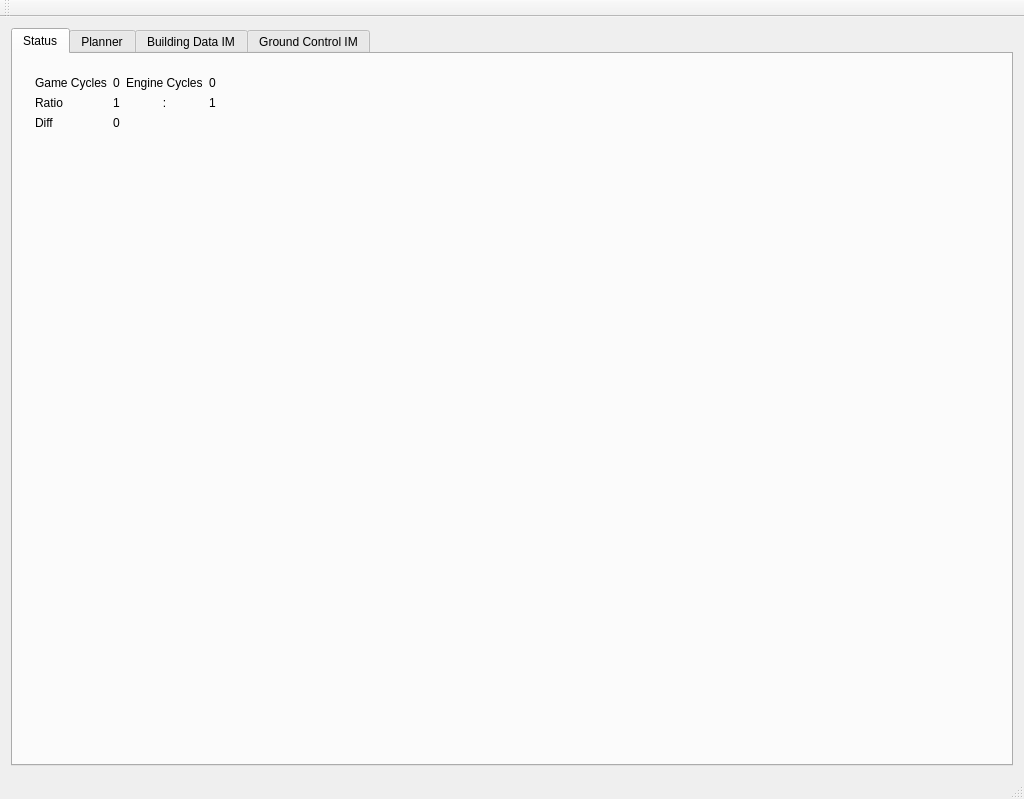
Above: src/IStrategizerBWAPIClient/ClientMain.ui from RtsAiResearch/IStrategizer before the change. Below: the same form after it.
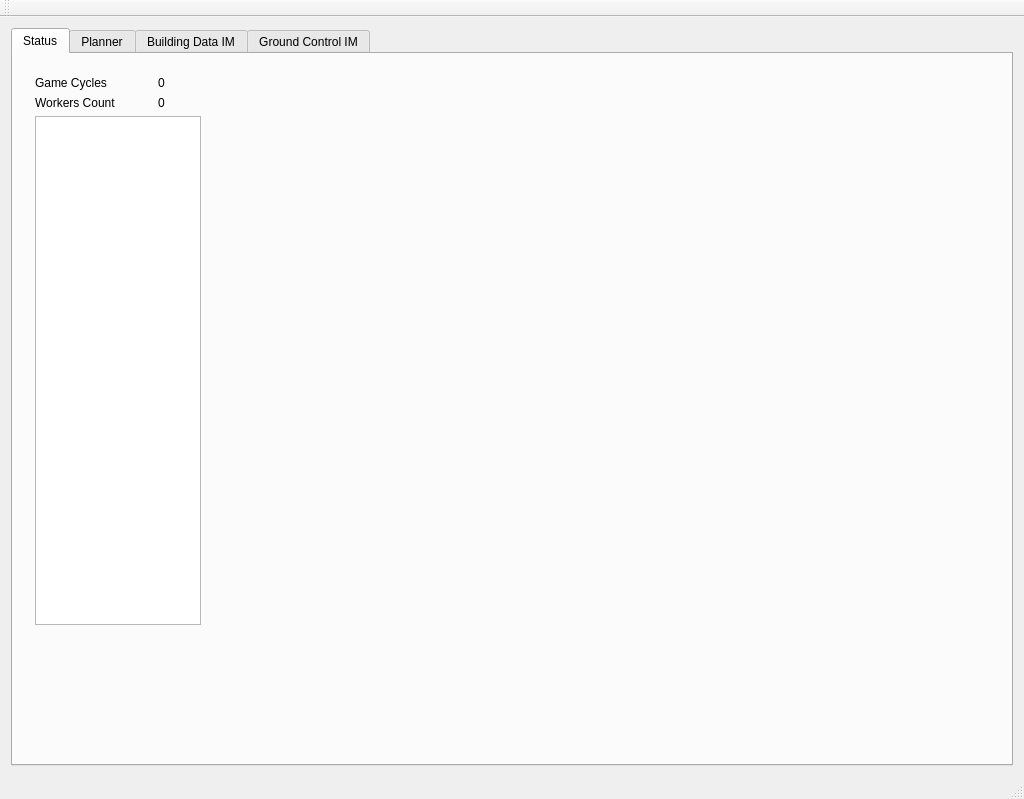
That is the form after the change. The open tabs and pages were chosen to show the change.

Commit message: Visualize workers states - Suspend plan adaptation for now - Make CollectResourceGoal observe gathering workers to make it stateful

Diff of the .ui file:
```diff
--- a/src/IStrategizerBWAPIClient/ClientMain.ui
+++ b/src/IStrategizerBWAPIClient/ClientMain.ui
@@ -65,7 +65,7 @@
             <x>11</x>
             <y>11</y>
             <width>188</width>
-            <height>64</height>
+            <height>571</height>
            </rect>
           </property>
           <layout class="QGridLayout" name="engineStatusLayout">
@@ -79,81 +79,69 @@
              </property>
             </widget>
            </item>
-           <item row="3" column="1">
-            <widget class="QLabel" name="lblGameCyclesData">
-             <property name="text">
-              <string>0</string>
-             </property>
-             <property name="alignment">
-              <set>Qt::AlignCenter</set>
-             </property>
-            </widget>
-           </item>
-           <item row="3" column="2">
-            <widget class="QLabel" name="lblEngineCycles">
-             <property name="text">
-              <string>Engine Cycles</string>
-             </property>
-            </widget>
-           </item>
-           <item row="3" column="3">
-            <widget class="QLabel" name="lblEngineCycleData">
-             <property name="text">
-              <string>0</string>
-             </property>
-             <property name="alignment">
-              <set>Qt::AlignCenter</set>
-             </property>
-            </widget>
-           </item>
            <item row="4" column="0">
             <widget class="QLabel" name="lblRatio">
              <property name="text">
-              <string>Ratio</string>
+              <string>Workers Count</string>
              </property>
             </widget>
            </item>
            <item row="4" column="1">
             <widget class="QLabel" name="lblGameRatioData">
              <property name="text">
-              <string>1</string>
+              <string>0</string>
              </property>
              <property name="alignment">
               <set>Qt::AlignCenter</set>
              </property>
             </widget>
            </item>
-           <item row="5" column="0">
-            <widget class="QLabel" name="lblFrameDiff">
+           <item row="3" column="1">
+            <widget class="QLabel" name="lblGameCyclesData">
              <property name="text">
-              <string>Diff</string>
-             </property>
-            </widget>
-           </item>
-           <item row="5" column="1">
-            <widget class="QLabel" name="lblFrameDiffData">
-             <property name="text">
               <string>0</string>
              </property>
-            </widget>
-           </item>
-           <item row="4" column="2">
-            <widget class="QLabel" name="lblRatioTo">
-             <property name="text">
-              <string>:</string>
-             </property>
              <property name="alignment">
               <set>Qt::AlignCenter</set>
              </property>
             </widget>
            </item>
-           <item row="4" column="3">
-            <widget class="QLabel" name="lblEngineRatioData">
-             <property name="text">
-              <string>1</string>
+           <item row="5" column="0" colspan="2">
+            <widget class="QTableWidget" name="tblWorkerState">
+             <property name="font">
+              <font>
+               <family>Tahoma</family>
+               <pointsize>8</pointsize>
+               <weight>50</weight>
+               <italic>false</italic>
+               <bold>false</bold>
+               <underline>false</underline>
+               <strikeout>false</strikeout>
+              </font>
              </property>
-             <property name="alignment">
-              <set>Qt::AlignCenter</set>
+             <property name="frameShadow">
+              <enum>QFrame::Plain</enum>
+             </property>
+             <property name="horizontalScrollBarPolicy">
+              <enum>Qt::ScrollBarAlwaysOff</enum>
+             </property>
+             <property name="showDropIndicator" stdset="0">
+              <bool>false</bool>
+             </property>
+             <property name="alternatingRowColors">
+              <bool>true</bool>
+             </property>
+             <property name="selectionMode">
+              <enum>QAbstractItemView::NoSelection</enum>
+             </property>
+             <property name="showGrid">
+              <bool>false</bool>
+             </property>
+             <property name="gridStyle">
+              <enum>Qt::NoPen</enum>
+             </property>
+             <property name="cornerButtonEnabled">
+              <bool>false</bool>
              </property>
             </widget>
            </item>
```
Left out of the diff: 6 changed lines with no effect on the pictures. The commit also changes 5 other files.
